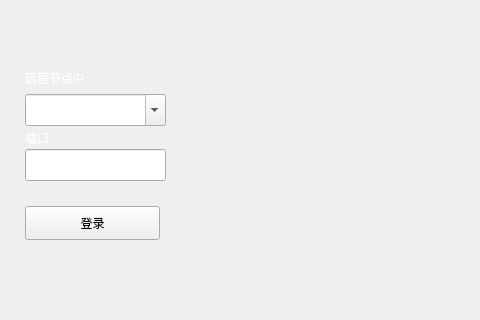
Before: the Qt Designer form LNKWallet/LightModeConfig.ui in HcashOrg/hx-indicator, drawn with Qt 5; both pictures show x 0 to 480 and y 160 to 480 of the 680 by 480 pixel window.
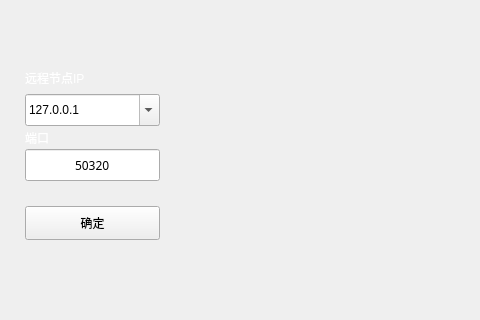
After: the same form once the commit is applied.

What changed in the file:
```diff
--- a/LNKWallet/LightModeConfig.ui
+++ b/LNKWallet/LightModeConfig.ui
@@ -56,7 +56,7 @@
     <string notr="true"/>
    </property>
    <property name="text">
-    <string>登录</string>
+    <string>确定</string>
    </property>
   </widget>
   <widget class="QToolButton" name="closeBtn">
@@ -149,7 +149,7 @@
     <rect>
      <x>25</x>
      <y>309</y>
-     <width>141</width>
+     <width>135</width>
      <height>32</height>
     </rect>
    </property>
@@ -167,8 +167,11 @@
    <property name="styleSheet">
     <string notr="true"/>
    </property>
+   <property name="text">
+    <string>50320</string>
+   </property>
    <property name="echoMode">
-    <enum>QLineEdit::Password</enum>
+    <enum>QLineEdit::Normal</enum>
    </property>
    <property name="alignment">
     <set>Qt::AlignCenter</set>
@@ -216,13 +219,18 @@
     <rect>
      <x>25</x>
      <y>254</y>
-     <width>141</width>
+     <width>135</width>
      <height>32</height>
     </rect>
    </property>
    <property name="editable">
     <bool>true</bool>
    </property>
+   <item>
+    <property name="text">
+     <string>127.0.0.1</string>
+    </property>
+   </item>
   </widget>
  </widget>
  <resources/>
```
